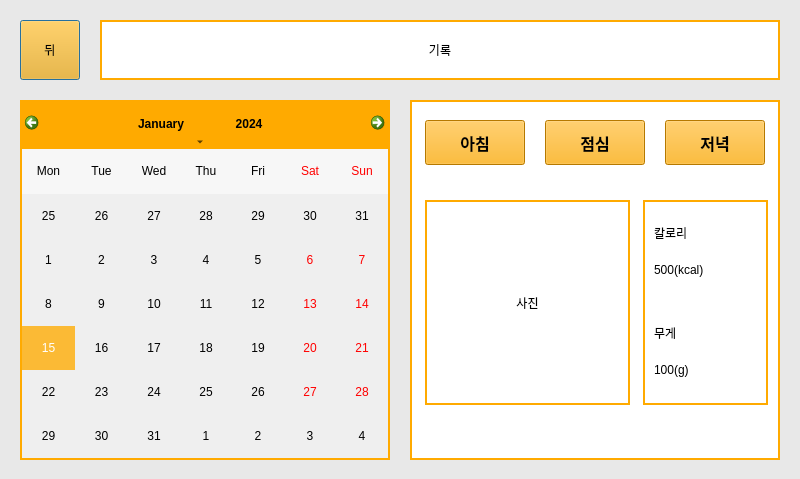
Qt form record.ui (PYounggi/gamza) before a commit.
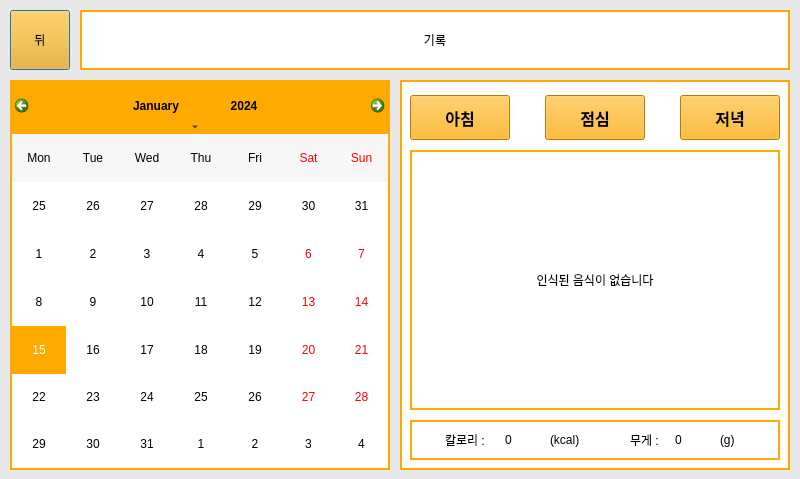
The same form after that commit. The open tabs and pages were chosen to show the change.

What changed in the file:
```diff
--- a/record.ui
+++ b/record.ui
@@ -24,8 +24,8 @@
   <widget class="QPushButton" name="back">
    <property name="geometry">
     <rect>
-     <x>20</x>
-     <y>20</y>
+     <x>10</x>
+     <y>10</y>
      <width>60</width>
      <height>60</height>
     </rect>
@@ -41,9 +41,9 @@
   <widget class="QLabel" name="title">
    <property name="geometry">
     <rect>
-     <x>100</x>
-     <y>20</y>
-     <width>680</width>
+     <x>80</x>
+     <y>10</y>
+     <width>710</width>
      <height>60</height>
     </rect>
    </property>
@@ -62,10 +62,10 @@
   <widget class="QCalendarWidget" name="calendar">
    <property name="geometry">
     <rect>
-     <x>20</x>
-     <y>100</y>
-     <width>370</width>
-     <height>360</height>
+     <x>10</x>
+     <y>80</y>
+     <width>380</width>
+     <height>390</height>
     </rect>
    </property>
    <property name="autoFillBackground">
@@ -76,14 +76,14 @@
 font: 81 12pt &quot;나눔스퀘어OTF ExtraBold&quot;;
 border: 2px solid rgb(255, 170, 0);
 color: rgb(0, 0, 0);
-background-color: rgb(239, 239, 239);
+background-color: rgb(255, 255, 255);
 selection-color: rgb(255, 255, 255);
-selection-background-color: rgba(255, 170, 0, 100);
+selection-background-color: rgba(255, 170, 0, 255);
 }
 
 #qt_calendar_navigationbar{
 background-color: rgba(255, 170, 0, 255);
-min-height: 45px;
+min-height: 50px;
 border: 2px solid rgb(255, 170, 0);
 border-bottom: 0px;
 }
@@ -125,14 +125,14 @@
   <widget class="QStackedWidget" name="stack">
    <property name="geometry">
     <rect>
-     <x>410</x>
-     <y>100</y>
-     <width>370</width>
-     <height>360</height>
+     <x>400</x>
+     <y>80</y>
+     <width>390</width>
+     <height>390</height>
     </rect>
    </property>
    <property name="styleSheet">
-    <string notr="true">background-color: rgb(255, 255, 255);</string>
+    <string notr="true"/>
    </property>
    <property name="currentIndex">
     <number>2</number>
@@ -141,16 +141,125 @@
     <property name="styleSheet">
      <string notr="true">#breakfast{
 border: 2px solid rgb(255, 170, 0);
+	background-color: rgb(255, 255, 255);
 }</string>
     </property>
+    <widget class="QWidget" name="info_1" native="true">
+     <property name="geometry">
+      <rect>
+       <x>10</x>
+       <y>340</y>
+       <width>370</width>
+       <height>40</height>
+      </rect>
+     </property>
+     <property name="styleSheet">
+      <string notr="true">#info_1{
+border: 2px solid rgb(255, 170, 0);
+}</string>
+     </property>
+     <widget class="QLabel" name="bl_gram">
+      <property name="geometry">
+       <rect>
+        <x>265</x>
+        <y>5</y>
+        <width>50</width>
+        <height>30</height>
+       </rect>
+      </property>
+      <property name="styleSheet">
+       <string notr="true">font: 81 10pt &quot;나눔스퀘어OTF ExtraBold&quot;;</string>
+      </property>
+      <property name="text">
+       <string>0</string>
+      </property>
+     </widget>
+     <widget class="QLabel" name="bl_kname">
+      <property name="geometry">
+       <rect>
+        <x>35</x>
+        <y>5</y>
+        <width>60</width>
+        <height>30</height>
+       </rect>
+      </property>
+      <property name="styleSheet">
+       <string notr="true">font: 81 10pt &quot;나눔스퀘어OTF ExtraBold&quot;;</string>
+      </property>
+      <property name="text">
+       <string>칼로리 :</string>
+      </property>
+     </widget>
+     <widget class="QLabel" name="bl_gname">
+      <property name="geometry">
+       <rect>
+        <x>220</x>
+        <y>5</y>
+        <width>40</width>
+        <height>30</height>
+       </rect>
+      </property>
+      <property name="styleSheet">
+       <string notr="true">font: 81 10pt &quot;나눔스퀘어OTF ExtraBold&quot;;</string>
+      </property>
+      <property name="text">
+       <string>무게 :</string>
+      </property>
+     </widget>
+     <widget class="QLabel" name="bl_kcal">
+      <property name="geometry">
+       <rect>
+        <x>95</x>
+        <y>5</y>
+        <width>50</width>
+        <height>30</height>
+       </rect>
+      </property>
+      <property name="styleSheet">
+       <string notr="true">font: 81 10pt &quot;나눔스퀘어OTF ExtraBold&quot;;</string>
+      </property>
+      <property name="text">
+       <string>0</string>
+      </property>
+     </widget>
+     <widget class="QLabel" name="bl_kinfo">
+      <property name="geometry">
+       <rect>
+        <x>140</x>
+        <y>5</y>
+        <width>50</width>
+        <height>30</height>
+       </rect>
+      </property>
+      <property name="styleSheet">
+       <string notr="true">font: 81 10pt &quot;나눔스퀘어OTF ExtraBold&quot;;</string>
+      </property>
+      <property name="text">
+       <string>(kcal)</string>
+      </property>
+     </widget>
+     <widget class="QLabel" name="bl_ginfo">
+      <property name="geometry">
+       <rect>
+        <x>310</x>
+        <y>5</y>
+        <width>21</width>
+        <height>30</height>
+       </rect>
+      </property>
+      <property name="styleSheet">
+       <string notr="true">font: 81 10pt &quot;나눔스퀘어OTF ExtraBold&quot;;</string>
+      </property>
+      <property name="text">
+       <string>(g)</string>
+      </property>
+     </widget>
+    </widget>
     <widget class="QPushButton" name="pushButton1_1">
-     <property name="enabled">
-      <bool>true</bool>
-     </property>
      <property name="geometry">
       <rect>
-       <x>15</x>
-       <y>20</y>
+       <x>10</x>
+       <y>15</y>
        <width>100</width>
        <height>45</height>
       </rect>
@@ -163,21 +272,6 @@
        <bold>true</bold>
       </font>
      </property>
-     <property name="tabletTracking">
-      <bool>false</bool>
-     </property>
-     <property name="focusPolicy">
-      <enum>Qt::StrongFocus</enum>
-     </property>
-     <property name="contextMenuPolicy">
-      <enum>Qt::PreventContextMenu</enum>
-     </property>
-     <property name="acceptDrops">
-      <bool>false</bool>
-     </property>
-     <property name="autoFillBackground">
-      <bool>false</bool>
-     </property>
      <property name="styleSheet">
       <string notr="true">background-color: rgb(255, 170, 0);</string>
      </property>
@@ -187,15 +281,32 @@
      <property name="checkable">
       <bool>false</bool>
      </property>
-     <property name="checked">
-      <bool>false</bool>
+    </widget>
+    <widget class="QLabel" name="image">
+     <property name="geometry">
+      <rect>
+       <x>10</x>
+       <y>70</y>
+       <width>370</width>
+       <height>260</height>
+      </rect>
+     </property>
+     <property name="styleSheet">
+      <string notr="true">font: 81 20pt &quot;나눔스퀘어OTF ExtraBold&quot;;
+border: 2px solid rgb(255, 170, 0);</string>
+     </property>
+     <property name="text">
+      <string>인식된 음식이 없습니다</string>
+     </property>
+     <property name="alignment">
+      <set>Qt::AlignCenter</set>
      </property>
     </widget>
     <widget class="QPushButton" name="pushButton1_2">
      <property name="geometry">
       <rect>
-       <x>135</x>
-       <y>20</y>
+       <x>145</x>
+       <y>15</y>
        <width>100</width>
        <height>45</height>
       </rect>
@@ -217,15 +328,12 @@
      <property name="checkable">
       <bool>false</bool>
      </property>
-     <property name="checked">
-      <bool>false</bool>
-     </property>
     </widget>
     <widget class="QPushButton" name="pushButton1_3">
      <property name="geometry">
       <rect>
-       <x>255</x>
-       <y>20</y>
+       <x>280</x>
+       <y>15</y>
        <width>100</width>
        <height>45</height>
       </rect>
@@ -247,112 +355,10 @@
      <property name="checkable">
       <bool>false</bool>
      </property>
-    </widget>
-    <widget class="QLabel" name="image">
-     <property name="geometry">
-      <rect>
-       <x>15</x>
-       <y>100</y>
-       <width>205</width>
-       <height>205</height>
-      </rect>
+     <property name="checked">
+      <bool>false</bool>
      </property>
-     <property name="styleSheet">
-      <string notr="true">font: 81 24pt &quot;나눔스퀘어OTF ExtraBold&quot;;
-border: 2px solid rgb(255, 170, 0);</string>
-     </property>
-     <property name="text">
-      <string>사진</string>
-     </property>
-     <property name="alignment">
-      <set>Qt::AlignCenter</set>
-     </property>
     </widget>
-    <widget class="QLabel" name="kname">
-     <property name="geometry">
-      <rect>
-       <x>240</x>
-       <y>115</y>
-       <width>110</width>
-       <height>35</height>
-      </rect>
-     </property>
-     <property name="styleSheet">
-      <string notr="true">font: 81 10pt &quot;나눔스퀘어OTF ExtraBold&quot;;
-border:1px solid rgb(255, 255, 255);</string>
-     </property>
-     <property name="text">
-      <string>칼로리</string>
-     </property>
-    </widget>
-    <widget class="QLabel" name="gname">
-     <property name="geometry">
-      <rect>
-       <x>240</x>
-       <y>215</y>
-       <width>110</width>
-       <height>35</height>
-      </rect>
-     </property>
-     <property name="styleSheet">
-      <string notr="true">font: 81 10pt &quot;나눔스퀘어OTF ExtraBold&quot;;
-border:1px solid rgb(255, 255, 255);</string>
-     </property>
-     <property name="text">
-      <string>무게</string>
-     </property>
-    </widget>
-    <widget class="QLabel" name="kcal">
-     <property name="geometry">
-      <rect>
-       <x>240</x>
-       <y>150</y>
-       <width>110</width>
-       <height>40</height>
-      </rect>
-     </property>
-     <property name="styleSheet">
-      <string notr="true">border:1px solid rgb(255, 255, 255);
-font: 81 10pt &quot;나눔스퀘어OTF ExtraBold&quot;;</string>
-     </property>
-     <property name="text">
-      <string>500(kcal)</string>
-     </property>
-    </widget>
-    <widget class="QLabel" name="gram">
-     <property name="geometry">
-      <rect>
-       <x>240</x>
-       <y>250</y>
-       <width>110</width>
-       <height>40</height>
-      </rect>
-     </property>
-     <property name="styleSheet">
-      <string notr="true">border:1px solid rgb(255, 255, 255);
-font: 81 10pt &quot;나눔스퀘어OTF ExtraBold&quot;;</string>
-     </property>
-     <property name="text">
-      <string>100(g)</string>
-     </property>
-    </widget>
-    <widget class="QLabel" name="base">
-     <property name="geometry">
-      <rect>
-       <x>233</x>
-       <y>100</y>
-       <width>125</width>
-       <height>205</height>
-      </rect>
-     </property>
-     <property name="styleSheet">
-      <string notr="true">border: 2px solid rgb(255, 170, 0);</string>
-     </property>
-     <property name="text">
-      <string/>
-     </property>
-    </widget>
-    <zorder>base</zorder>
     <zorder>pushButton1_1</zorder>
     <zorder>pushButton1_2</zorder>
     <zorder>pushButton1_3</zorder>
```
Left out of the diff: 492 changed lines with no effect on the pictures.
